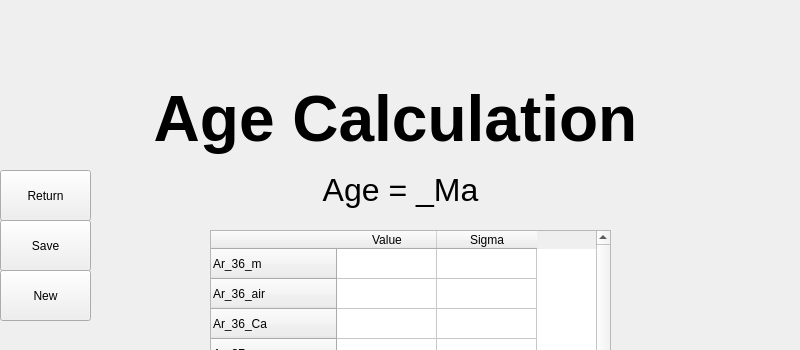
Before: the Qt Designer form UI/AgeCalculation.ui in AndrewLiu0725/pyADR, drawn with Qt 5; both pictures show x 0 to 800 and y 0 to 350 of the 800 by 696 pixel window.
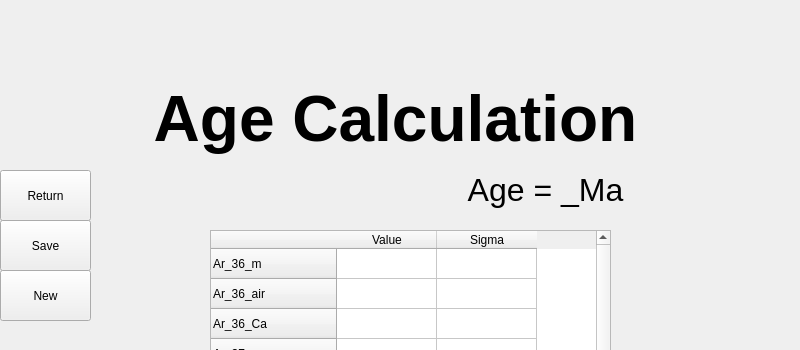
After: the same form once the commit is applied.

```diff
--- a/UI/AgeCalculation.ui
+++ b/UI/AgeCalculation.ui
@@ -221,9 +221,9 @@
    <widget class="QLabel" name="age">
     <property name="geometry">
      <rect>
-      <x>0</x>
+      <x>300</x>
       <y>170</y>
-      <width>801</width>
+      <width>491</width>
       <height>41</height>
      </rect>
     </property>
```
